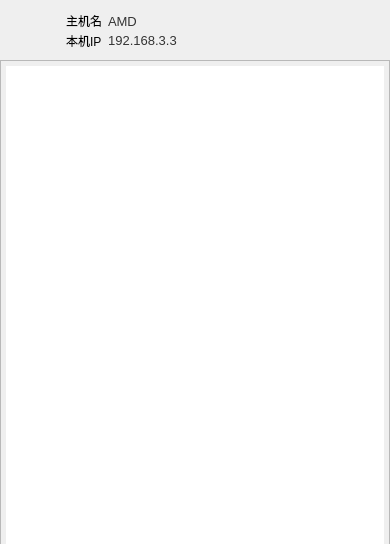
Above: woniu.ui from shuzibanshou/woniu before the change. Below: the same form after it.
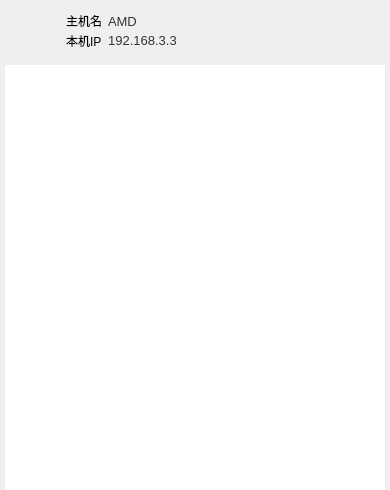
That is the form after the change.

What changed in the file:
```diff
--- a/woniu.ui
+++ b/woniu.ui
@@ -7,7 +7,7 @@
     <x>0</x>
     <y>0</y>
     <width>390</width>
-    <height>544</height>
+    <height>490</height>
    </rect>
   </property>
   <property name="windowTitle">
@@ -35,10 +35,12 @@
 	padding:5px 5px 5px 5px;
 	background-color: qlineargradient(x1:0, y1:0, x2:1, y2:0,
 stop:0 #c2e9fb,stop:1 #a1c4fd);
+	border:none;
 }
 QListWidget::item{
 	background-color:rgb(255, 126, 90);
 	margin-bottom:5px;
+	outline:none;
 }</string>
     </property>
    </widget>
```
Left out of the diff: 2 changed lines with no effect on the pictures.
